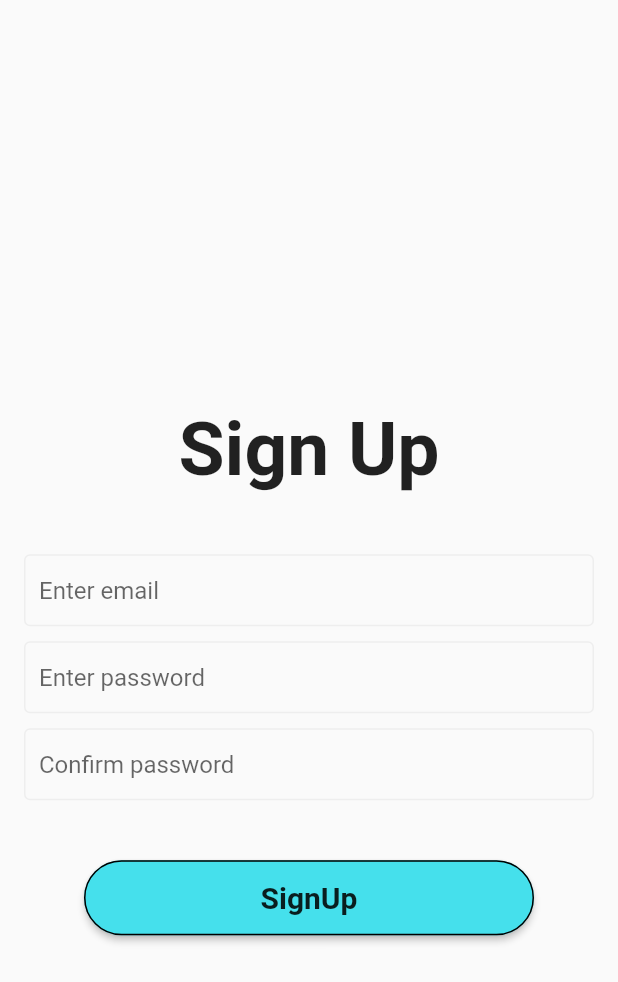
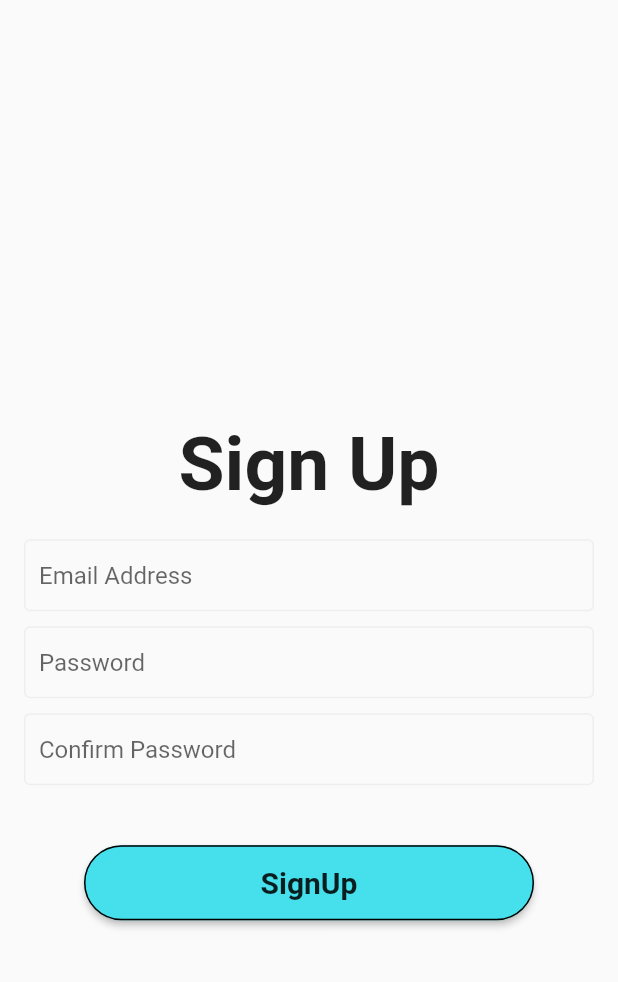
Before and after one commit to DhruvDudeja/Minor_Project, a Flutter app: the RegisterPage screen opened by its route, on a phone screen of 412 x 824 dp. Shown: the top 982 px of the screen. Run offline on Flutter 3.47's test engine with Material 2 defaults, Android fonts, the phone set to English and light mode, and no system bars; our stand-ins replace firebase_auth, firebase_core, google_sign_in, modal_progress_hud; accounts and stored records are empty.

Commit message:
created models, added screens and fixed them for now

```diff
--- a/lib/screens/login.dart
+++ b/lib/screens/login.dart
@@ -97,7 +97,9 @@ class _LoginPageState extends State<LoginPage> {
                                   password: _passwordController.text);
                               if (user != null) {
                                 print("login successful");
-                                Navigator.pushNamed(context, HomePage.id);
+                                Navigator.pop(context);
+                                Navigator.pushReplacementNamed(
+                                    context, HomePage.id);
                               }
                               setState(() {
                                 showSpinner = false;
--- a/lib/screens/register.dart
+++ b/lib/screens/register.dart
@@ -1,7 +1,10 @@
+import 'package:back/screens/Info.dart';
+import 'package:back/screens/home.dart';
 import 'package:flutter/material.dart';
 import 'package:back/services/authentication.dart';
 import 'package:modal_progress_hud/modal_progress_hud.dart';
 import 'package:back/screens/write.dart';
+import 'package:firebase_core/firebase_core.dart';
 
 class RegisterPage extends StatefulWidget {
   static String id = 'register';
@@ -12,6 +15,7 @@ class RegisterPage extends StatefulWidget {
 
 class _RegisterPageState extends State<RegisterPage> {
   bool showSpinner = false;
+  TextEditingController _nameController;
   TextEditingController _emailController;
   TextEditingController _passwordController;
   TextEditingController _confirmpasswordController;
@@ -19,6 +23,7 @@ class _RegisterPageState extends State<RegisterPage> {
   @override
   void initState() {
     super.initState();
+    _nameController = TextEditingController(text: "");
     _emailController = TextEditingController(text: "");
     _passwordController = TextEditingController(text: "");
     _confirmpasswordController = TextEditingController(text: "");
@@ -35,44 +40,57 @@ class _RegisterPageState extends State<RegisterPage> {
               child: Padding(
                 padding: const EdgeInsets.all(16.0),
                 child: Column(
-
                   mainAxisAlignment: MainAxisAlignment.start,
                   children: <Widget>[
                     const SizedBox(height: 100.0),
                     Text(
                       "Sign Up",
-                      style: TextStyle(fontWeight: FontWeight.bold, fontSize: 50.0),
+                      style: TextStyle(
+                          fontWeight: FontWeight.bold, fontSize: 50.0),
                     ),
                     const SizedBox(height: 20.0),
-                    const SizedBox(height: 20.0),
+                    // const SizedBox(height: 20.0),
+                    // TextField(
+                    //   controller: _nameController,
+                    //   decoration: InputDecoration(
+                    //       hintText: "Full Name",
+                    //       contentPadding:
+                    //           EdgeInsets.symmetric(vertical: 0, horizontal: 10),
+                    //       enabledBorder: OutlineInputBorder(
+                    //           borderSide: BorderSide(color: Colors.grey[200]))),
+                    // ),
+                    // const SizedBox(height: 10.0),
                     TextField(
                       keyboardType: TextInputType.emailAddress,
                       controller: _emailController,
-                      decoration: InputDecoration(hintText: "Enter email",
-                          contentPadding: EdgeInsets.symmetric(vertical: 0,horizontal: 10),
+                      decoration: InputDecoration(
+                          hintText: "Email Address",
+                          contentPadding:
+                              EdgeInsets.symmetric(vertical: 0, horizontal: 10),
                           enabledBorder: OutlineInputBorder(
-                              borderSide: BorderSide(color: Colors.grey[200])
-                          )),
+                              borderSide: BorderSide(color: Colors.grey[200]))),
                     ),
                     const SizedBox(height: 10.0),
                     TextField(
                       controller: _passwordController,
                       obscureText: true,
-                      decoration: InputDecoration(hintText: "Enter password",
-                          contentPadding: EdgeInsets.symmetric(vertical: 0,horizontal: 10),
+                      decoration: InputDecoration(
+                          hintText: "Password",
+                          contentPadding:
+                              EdgeInsets.symmetric(vertical: 0, horizontal: 10),
                           enabledBorder: OutlineInputBorder(
-                              borderSide: BorderSide(color: Colors.grey[200])
-                          )),
+                              borderSide: BorderSide(color: Colors.grey[200]))),
                     ),
                     const SizedBox(height: 10.0),
                     TextField(
                       controller: _confirmpasswordController,
                       obscureText: true,
-                      decoration: InputDecoration(hintText: "Confirm password",
-                          contentPadding: EdgeInsets.symmetric(vertical: 0,horizontal: 10),
+                      decoration: InputDecoration(
+                          hintText: "Confirm Password",
+                          contentPadding:
+                              EdgeInsets.symmetric(vertical: 0, horizontal: 10),
                           enabledBorder: OutlineInputBorder(
-                              borderSide: BorderSide(color: Colors.grey[200])
-                          )),
+                              borderSide: BorderSide(color: Colors.grey[200]))),
                     ),
                     const SizedBox(height: 10.0),
                     Padding(
@@ -81,16 +99,17 @@ class _RegisterPageState extends State<RegisterPage> {
                         minWidth: 300,
                         height: 50,
                         child: RaisedButton(
-                          child: Text("SignUp", style: TextStyle(fontSize: 20,fontWeight: FontWeight.bold)
-                            ,
+                          child: Text(
+                            "SignUp",
+                            style: TextStyle(
+                                fontSize: 20, fontWeight: FontWeight.bold),
                           ),
                           color: Color(0xFF45E0EC),
-                          shape: RoundedRectangleBorder(side: BorderSide(
-
-                            color: Colors.black,
-                          ),
-                            borderRadius: BorderRadius.circular(50)
-                          ),
+                          shape: RoundedRectangleBorder(
+                              side: BorderSide(
+                                color: Colors.black,
+                              ),
+                              borderRadius: BorderRadius.circular(50)),
                           onPressed: () async {
                             if (_emailController.text.isEmpty ||
                                 _passwordController.text.isEmpty) {
@@ -107,9 +126,12 @@ class _RegisterPageState extends State<RegisterPage> {
                               final newUser = await AuthHelper.signUpWithEmail(
                                   email: _emailController.text,
                                   password: _passwordController.text);
+
                               if (newUser != null) {
                                 print("Account Created");
-                                Navigator.pushNamed(context, WritePage.id);
+                                Navigator.pop(context);
+                                Navigator.pushReplacementNamed(
+                                    context, Information.id);
                               }
                               setState(() {
                                 showSpinner = false;
```
Also changed, not shown: lib/main.dart (+22 -13 lines), lib/models/contact.dart (added, +8 -0 lines), lib/screens/Info.dart (+17 -15 lines), lib/screens/contact_detail.dart (added, +11 -0 lines), lib/screens/contacts_page.dart (+36 -14 lines), lib/screens/main_drawer.dart (+4 -3 lines), lib/services/authentication.dart (+10 -5 lines), lib/services/database.dart (added), pubspec.lock.
